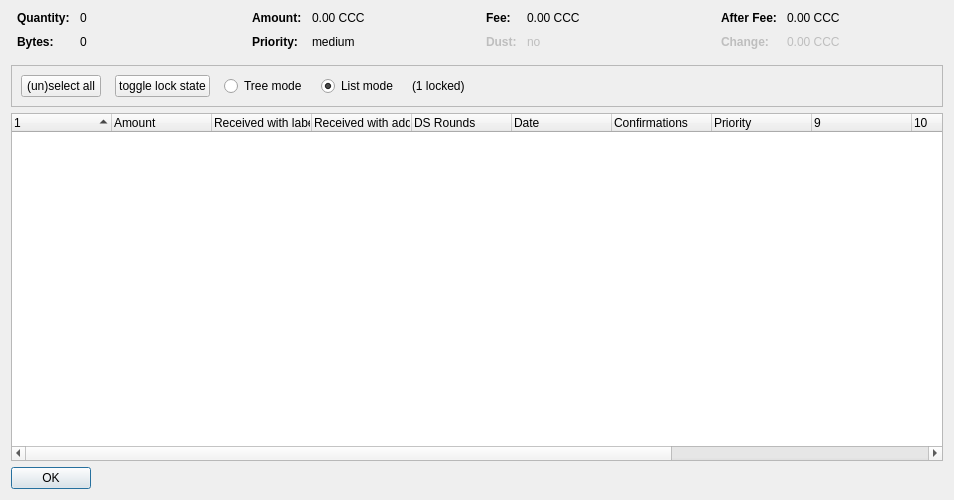
ConciergeCoin/Concierge, file src/qt/forms/coincontroldialog.ui: the form before one commit.
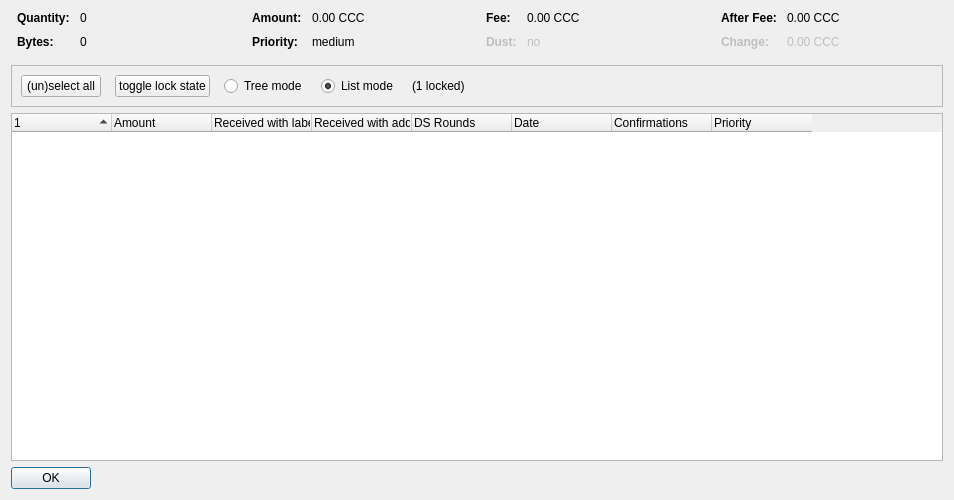
The form after the commit. Custom widgets are drawn as their Qt base class.

Patch:
```diff
--- a/src/qt/forms/coincontroldialog.ui
+++ b/src/qt/forms/coincontroldialog.ui
@@ -447,7 +447,7 @@
       <bool>false</bool>
      </property>
      <property name="columnCount">
-      <number>13</number>
+      <number>8</number>
      </property>
      <attribute name="headerShowSortIndicator" stdset="0">
       <bool>true</bool>
@@ -498,31 +498,6 @@
        <string>Priority</string>
       </property>
      </column>
-     <column>
-      <property name="text">
-       <string/>
-      </property>
-     </column>
-     <column>
-      <property name="text">
-       <string/>
-      </property>
-     </column>
-     <column>
-      <property name="text">
-       <string/>
-      </property>
-     </column>
-     <column>
-      <property name="text">
-       <string/>
-      </property>
-     </column>
-     <column>
-      <property name="text">
-       <string/>
-      </property>
-     </column>
     </widget>
    </item>
    <item>
```
